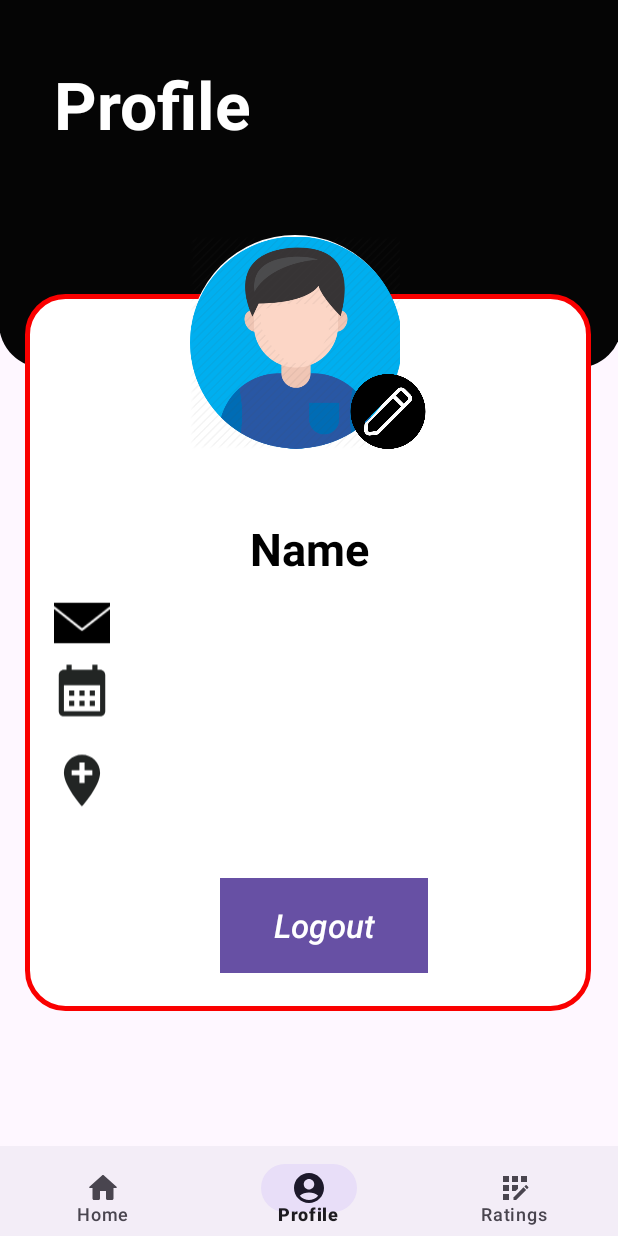
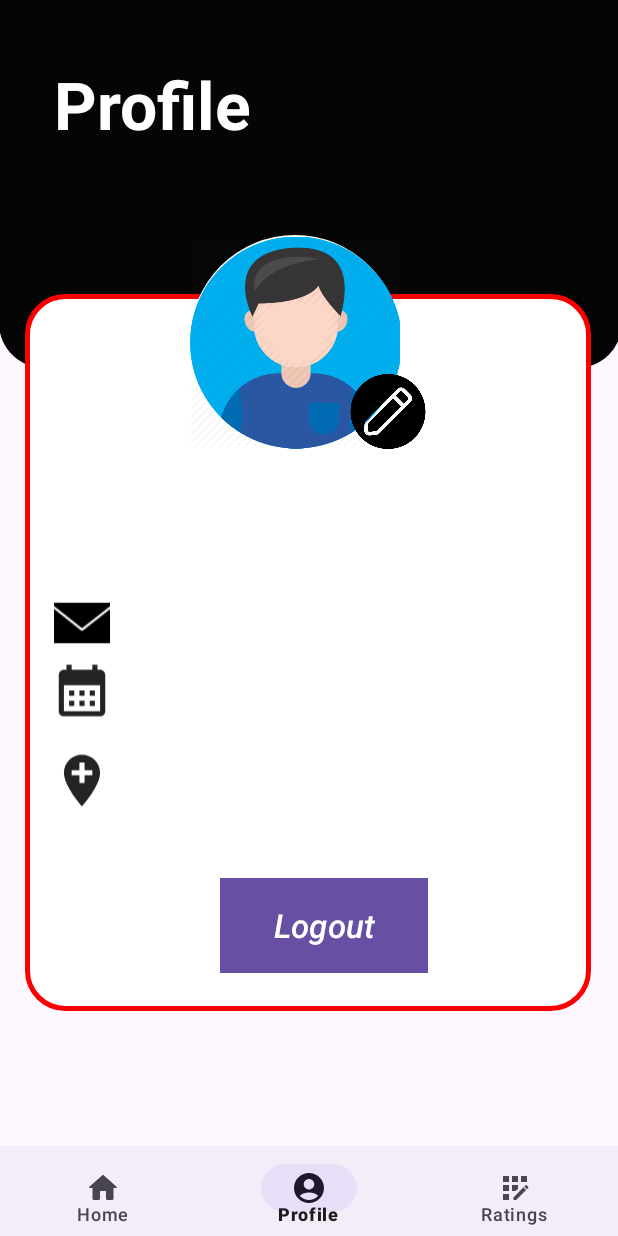
Before and after one commit to fsananna/InsectDetection, an Android app: the fragment RatingFragment placed in its activity, item 2 of the bottom bar chosen, on a phone screen of 412 x 824 dp. Run offline under Robolectric (Android 15) with nearby library versions, the phone set to English and light mode, and no system bars; our stand-ins replace CircleImageView, Firebase (no records; nobody signed in at launch, a user with empty details on screens opened directly); pictures from the network do not load.

Commit message:
Comments are added on the Rating page successfully

```diff
--- a/app/src/main/java/com/example/insectdetection/CommentAdapter.java
+++ b/app/src/main/java/com/example/insectdetection/CommentAdapter.java
@@ -120,10 +120,10 @@ public class CommentAdapter extends RecyclerView.Adapter<RecyclerView.ViewHolder
             int dislikeCountVal = dislikedByList != null ? dislikedByList.size() : 0;
 
             if (likedByList != null && likedByList.contains(currentUserId)) {
-                likeButton.setImageResource(R.drawable.like);
+                likeButton.setImageResource(R.drawable.thum_up_after_liked);
             }
             if (dislikedByList != null && dislikedByList.contains(currentUserId)) {
-                dislikeButton.setImageResource(R.drawable.like2);
+                dislikeButton.setImageResource(R.drawable.baseline_thumb_down_after_dislike_24);
             }
             if (likeCountVal > 0) {
                 likeCount.setText(String.valueOf(likeCountVal));
--- a/app/src/main/java/com/example/insectdetection/profileFragment.java
+++ b/app/src/main/java/com/example/insectdetection/profileFragment.java
@@ -23,17 +23,11 @@ import com.google.firebase.database.ValueEventListener;
 public class profileFragment extends Fragment {
     private FirebaseAuth auth;
     private Button button;
-    private TextView emailTextView, countryTextView, dobTextView;
+    private TextView emailTextView, userTextView, countryTextView, dobTextView ;
     private FirebaseUser user;
-     FirebaseDatabase db = FirebaseDatabase.getInstance("https://insectdetection-c56d4-default-rtdb.asia-southeast1.firebasedatabase.app") ;
+    FirebaseDatabase db = FirebaseDatabase.getInstance("https://insectdetection-c56d4-default-rtdb.asia-southeast1.firebasedatabase.app/") ;
 
-//    @Override
-//    public void onViewCreated(@NonNull View view, @Nullable Bundle savedInstanceState) {
-//        super.onViewCreated(view, savedInstanceState);
-//
-//        Fragment fragment = new Map_Fragment();
-//        requireActivity().getSupportFragmentManager().beginTransaction().replace(R.id.frame_layout, fragment).commit();
-//    }
+
 
 
     @Override
@@ -48,6 +42,7 @@ public class profileFragment extends Fragment {
 
         auth = FirebaseAuth.getInstance();
         button = view.findViewById(R.id.logout);
+        userTextView =view.findViewById(R.id.userName);
         emailTextView = view.findViewById(R.id.user_details);
         countryTextView = view.findViewById(R.id.countryId);
         dobTextView = view.findViewById(R.id.dobId);
@@ -84,8 +79,14 @@ public class profileFragment extends Fragment {
             @Override
             public void onDataChange(@NonNull DataSnapshot dataSnapshot) {
                 if (dataSnapshot.exists()) {
+                    String userName = dataSnapshot.child("userName").getValue(String.class);
                     String country = dataSnapshot.child("country").getValue(String.class);
                     String dob = dataSnapshot.child("dob").getValue(String.class);
+
+                    // Set user name to userTextView instead of countryTextView
+                    if (userName != null) {
+                        userTextView.setText(userName);
+                    }
                     if (country != null) {
                         countryTextView.setText(country);
                     }
--- /dev/null
+++ b/app/src/main/res/drawable/baseline_thumb_down_24.xml
@@ -0,0 +1,5 @@
+<vector android:height="24dp" android:tint="#000000"
+    android:viewportHeight="24" android:viewportWidth="24"
+    android:width="24dp" xmlns:android="http://schemas.android.com/apk/res/android">
+    <path android:fillColor="@android:color/white" android:pathData="M15,3L6,3c-0.83,0 -1.54,0.5 -1.84,1.22l-3.02,7.05c-0.09,0.23 -0.14,0.47 -0.14,0.73v2c0,1.1 0.9,2 2,2h6.31l-0.95,4.57 -0.03,0.32c0,0.41 0.17,0.79 0.44,1.06L9.83,23l6.59,-6.59c0.36,-0.36 0.58,-0.86 0.58,-1.41L17,5c0,-1.1 -0.9,-2 -2,-2zM19,3v12h4L23,3h-4z"/>
+</vector>
--- /dev/null
+++ b/app/src/main/res/drawable/baseline_thumb_down_after_dislike_24.xml
@@ -0,0 +1,5 @@
+<vector android:height="24dp" android:tint="#067EF6"
+    android:viewportHeight="24" android:viewportWidth="24"
+    android:width="24dp" xmlns:android="http://schemas.android.com/apk/res/android">
+    <path android:fillColor="@android:color/white" android:pathData="M15,3L6,3c-0.83,0 -1.54,0.5 -1.84,1.22l-3.02,7.05c-0.09,0.23 -0.14,0.47 -0.14,0.73v2c0,1.1 0.9,2 2,2h6.31l-0.95,4.57 -0.03,0.32c0,0.41 0.17,0.79 0.44,1.06L9.83,23l6.59,-6.59c0.36,-0.36 0.58,-0.86 0.58,-1.41L17,5c0,-1.1 -0.9,-2 -2,-2zM19,3v12h4L23,3h-4z"/>
+</vector>
--- /dev/null
+++ b/app/src/main/res/drawable/baseline_thumb_up_24.xml
@@ -0,0 +1,5 @@
+<vector android:height="24dp" android:tint="#000000"
+    android:viewportHeight="24" android:viewportWidth="24"
+    android:width="24dp" xmlns:android="http://schemas.android.com/apk/res/android">
+    <path android:fillColor="@android:color/white" android:pathData="M1,21h4L5,9L1,9v12zM23,10c0,-1.1 -0.9,-2 -2,-2h-6.31l0.95,-4.57 0.03,-0.32c0,-0.41 -0.17,-0.79 -0.44,-1.06L14.17,1 7.59,7.59C7.22,7.95 7,8.45 7,9v10c0,1.1 0.9,2 2,2h9c0.83,0 1.54,-0.5 1.84,-1.22l3.02,-7.05c0.09,-0.23 0.14,-0.47 0.14,-0.73v-2z"/>
+</vector>
--- /dev/null
+++ b/app/src/main/res/drawable/thum_up_after_liked.xml
@@ -0,0 +1,5 @@
+<vector android:height="24dp" android:tint="#067EF6"
+    android:viewportHeight="24" android:viewportWidth="24"
+    android:width="24dp" xmlns:android="http://schemas.android.com/apk/res/android">
+    <path android:fillColor="@android:color/white" android:pathData="M1,21h4L5,9L1,9v12zM23,10c0,-1.1 -0.9,-2 -2,-2h-6.31l0.95,-4.57 0.03,-0.32c0,-0.41 -0.17,-0.79 -0.44,-1.06L14.17,1 7.59,7.59C7.22,7.95 7,8.45 7,9v10c0,1.1 0.9,2 2,2h9c0.83,0 1.54,-0.5 1.84,-1.22l3.02,-7.05c0.09,-0.23 0.14,-0.47 0.14,-0.73v-2z"/>
+</vector>
--- a/app/src/main/res/layout/fragment_profile.xml
+++ b/app/src/main/res/layout/fragment_profile.xml
@@ -63,11 +63,13 @@
                 android:id="@+id/profileimg"
                 android:layout_width="141dp"
                 android:layout_height="143dp"
-                app:srcCompat="@drawable/boy_avatar" />
+                app:srcCompat="@drawable/boy_avatar"
+                />
+
         </LinearLayout>
 
         <TextView
-            android:id="@+id/name"
+            android:id="@+id/userName"
             android:layout_width="321dp"
             android:layout_height="wrap_content"
             android:layout_alignParentStart="true"
@@ -76,7 +78,6 @@
             android:layout_marginStart="29dp"
             android:layout_marginEnd="30dp"
             android:layout_marginBottom="348dp"
-            android:text="Name"
             android:textAlignment="center"
             android:textColor="@color/black"
             android:textSize="30sp"
--- /dev/null
+++ b/app/src/main/res/values/ids.xml
@@ -0,0 +1,12 @@
+<?xml version="1.0" encoding="utf-8"?>
+<resources>
+    <item name="logout" type="id" />
+    <item name="countryId" type="id" />
+    <item name="dobId" type="id" />
+    <item name="user_details" type="id" />
+    <item name="imageView2" type="id" />
+    <item name="profileimg" type="id" />
+    <item name="imageView" type="id" />
+    <item name="relativeLayout" type="id" />
+    <item name="frame_layout" type="id" />
+</resources>
--- a/app/src/main/res/values/strings.xml
+++ b/app/src/main/res/values/strings.xml
@@ -48,4 +48,5 @@
     <string name="time_stamp">Time Stamp</string>
     <string name="comments">Comments</string>
     <string name="user_name">User Name</string>
+    <string name="timestamp">TimeStamp</string>
 </resources>
```
Also changed, not shown: app/src/main/java/com/example/insectdetection/Comments.java (+8 -0 lines), app/src/main/java/com/example/insectdetection/RatingFragment.java (+13 -16 lines), app/src/main/java/com/example/insectdetection/Register.java (+8 -4 lines), app/src/main/java/com/example/insectdetection/User.java (+27 -1 lines), app/src/main/res/layout/activity_register.xml (+16 -1 lines), app/src/main/res/layout/comment_item.xml (+4 -5 lines), app/src/main/res/layout/fragment_rating.xml (+3 -37 lines).
